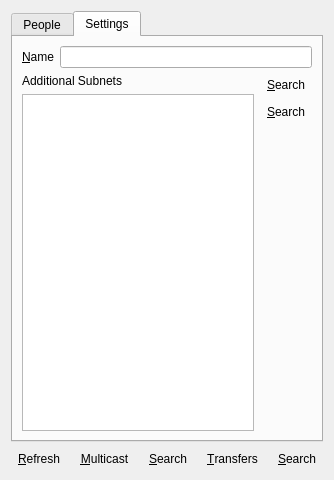
First picture: the form in ui/peerdialog.ui, repository shaan7/Kapotah, before the edit.
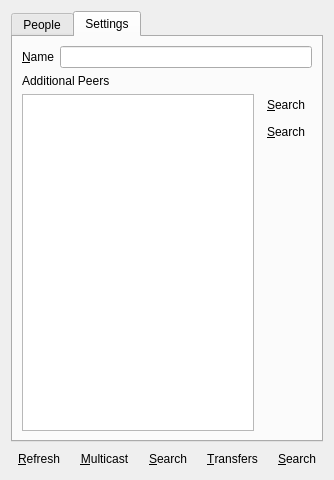
Second picture: the form after the edit. The open tabs and pages were chosen to show the change. Icons and pictures are not drawn.

What changed in the file:
```diff
--- a/ui/peerdialog.ui
+++ b/ui/peerdialog.ui
@@ -39,8 +39,8 @@
       <attribute name="title">
        <string>Settings</string>
       </attribute>
-      <layout class="QVBoxLayout" name="verticalLayout_5">
-       <item>
+      <layout class="QGridLayout" name="gridLayout">
+       <item row="0" column="0" colspan="2">
         <layout class="QHBoxLayout" name="horizontalLayout_2">
          <item>
           <widget class="QLabel" name="label">
@@ -57,23 +57,17 @@
          </item>
         </layout>
        </item>
-       <item>
-        <layout class="QHBoxLayout" name="horizontalLayout_3">
-         <item>
-          <layout class="QVBoxLayout" name="verticalLayout_4">
-           <item>
+       <item row="1" column="0" colspan="2">
             <widget class="QLabel" name="label_2">
              <property name="text">
-              <string>Additional Subnets</string>
+          <string>Additional Peers</string>
              </property>
             </widget>
            </item>
            <item>
             <widget class="QListWidget" name="subnetsListWidget"/>
            </item>
-          </layout>
-         </item>
-         <item>
+       <item row="2" column="1">
           <layout class="QVBoxLayout" name="verticalLayout_3">
            <item>
             <widget class="QToolButton" name="addSubnetButton">
@@ -98,8 +92,8 @@
              </property>
              <property name="iconSize">
               <size>
-               <width>32</width>
-               <height>32</height>
+             <width>16</width>
+             <height>16</height>
               </size>
              </property>
              <property name="autoRaise">
@@ -130,8 +124,8 @@
              </property>
              <property name="iconSize">
               <size>
-               <width>32</width>
-               <height>32</height>
+             <width>16</width>
+             <height>16</height>
               </size>
              </property>
              <property name="autoRaise">
@@ -151,8 +145,6 @@
               </size>
              </property>
             </spacer>
-           </item>
-          </layout>
          </item>
         </layout>
        </item>
```
Left out of the diff: 2 changed lines with no effect on the pictures. Lines whose indentation alone changed are shown as unchanged.
